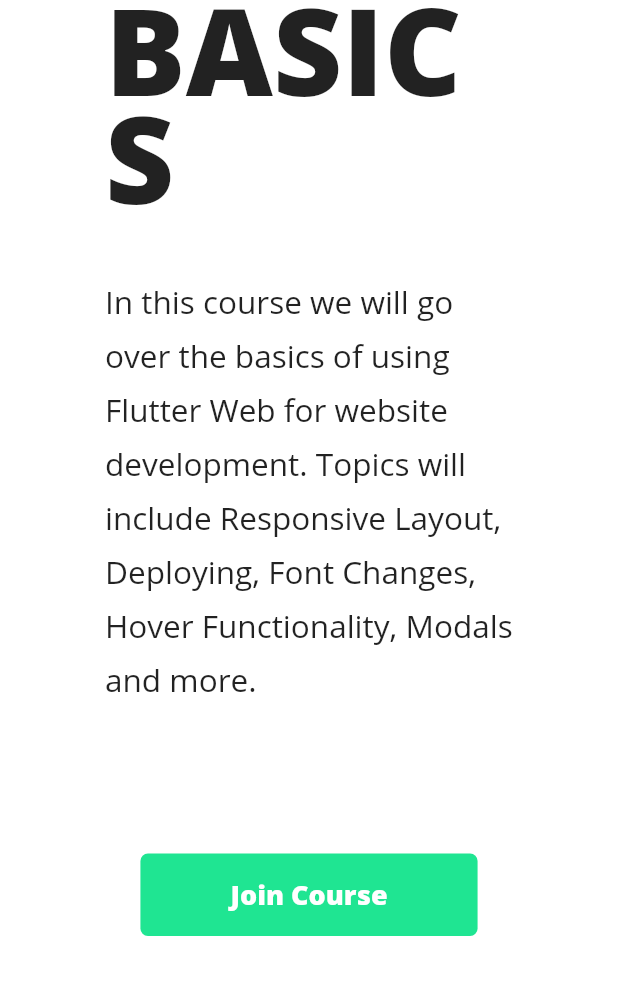
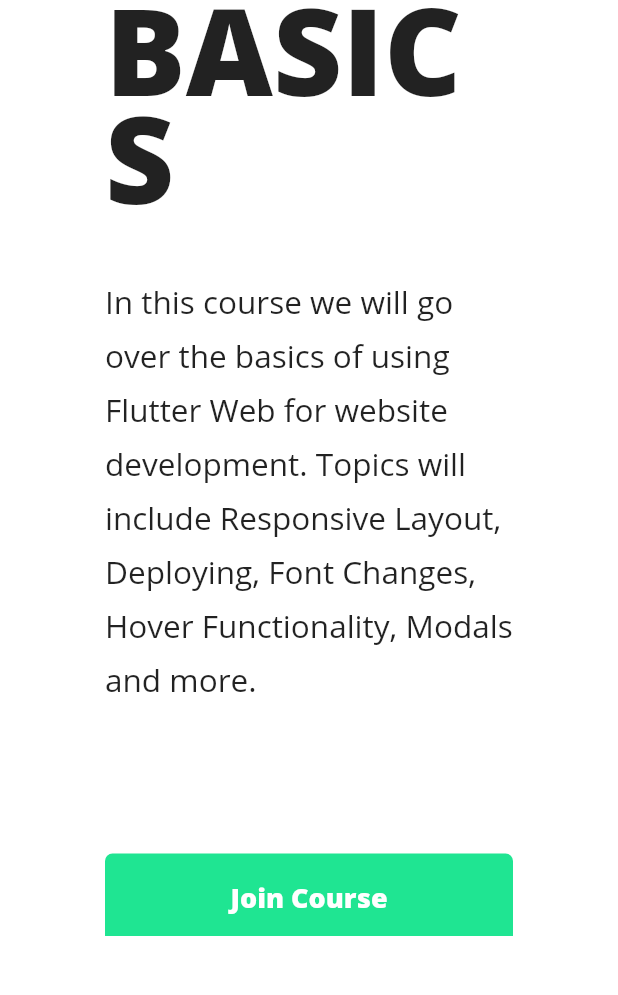
Before and after one commit to bhavikvashi1804/flutter_web_basics, a Flutter app: the screen it shows after launch, scrolled down 281 dp, on a phone screen of 412 x 824 dp, the part 210-1205 px from its top. Run offline on Flutter 3.47's test engine with Material 2 defaults, Android fonts, the phone set to English and light mode, and no system bars; our stand-ins replace responsive_builder.

Commit message:
Make big size of button in mobile view

```diff
--- /dev/null
+++ b/lib/constants/app_color.dart
@@ -0,0 +1,3 @@
+import 'package:flutter/material.dart';
+
+const Color primaryColor = Color.fromARGB(255, 31, 229, 146);
--- a/lib/widgets/call_to_action/call_to_action.dart
+++ b/lib/widgets/call_to_action/call_to_action.dart
@@ -1,4 +1,9 @@
 import 'package:flutter/material.dart';
+
+import 'package:responsive_builder/responsive_builder.dart';
+
+import './call_to_action_mobile.dart';
+import './call_to_action_tablet_desktop.dart';
 
 class CallToAction extends StatelessWidget {
   final String title;
@@ -6,20 +11,9 @@
 
   @override
   Widget build(BuildContext context) {
-    return Container(
-      padding: const EdgeInsets.symmetric(horizontal: 60, vertical: 15),
-      child: Text(
-        title,
-        style: TextStyle(
-          fontSize: 18,
-          fontWeight: FontWeight.w800,
-          color: Colors.white,
-        ),
-      ),
-      decoration: BoxDecoration(
-        color: Color.fromARGB(255, 31, 229, 146),
-        borderRadius: BorderRadius.circular(5),
-      ),
+    return ScreenTypeLayout(
+      mobile: CallToActionMobile(title),
+      tablet: CallToActionTabletDesktop(title),
     );
   }
 }
--- /dev/null
+++ b/lib/widgets/call_to_action/call_to_action_mobile.dart
@@ -0,0 +1,29 @@
+import 'package:flutter/material.dart';
+
+import '../../constants/app_color.dart';
+
+class CallToActionMobile extends StatelessWidget {
+  final String title;
+
+  CallToActionMobile(this.title);
+
+  @override
+  Widget build(BuildContext context) {
+    return Container(
+      height: 60,
+      alignment: Alignment.center,
+      child: Text(
+        title,
+        style: TextStyle(
+          fontSize: 18,
+          fontWeight: FontWeight.w800,
+          color: Colors.white,
+        ),
+      ),
+      decoration: BoxDecoration(
+        color: primaryColor,
+        borderRadius: BorderRadius.circular(5),
+      ),
+    );
+  }
+}
```
Also changed, not shown: lib/widgets/call_to_action/call_to_action_tablet_desktop.dart (added, +27 -0 lines).
